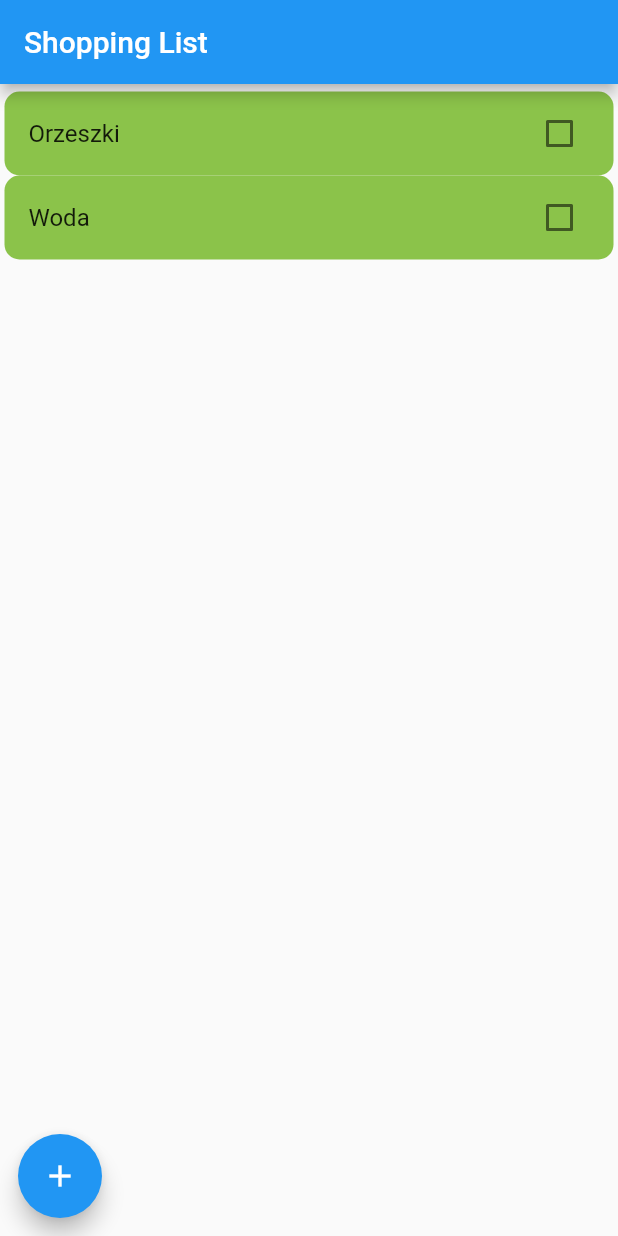
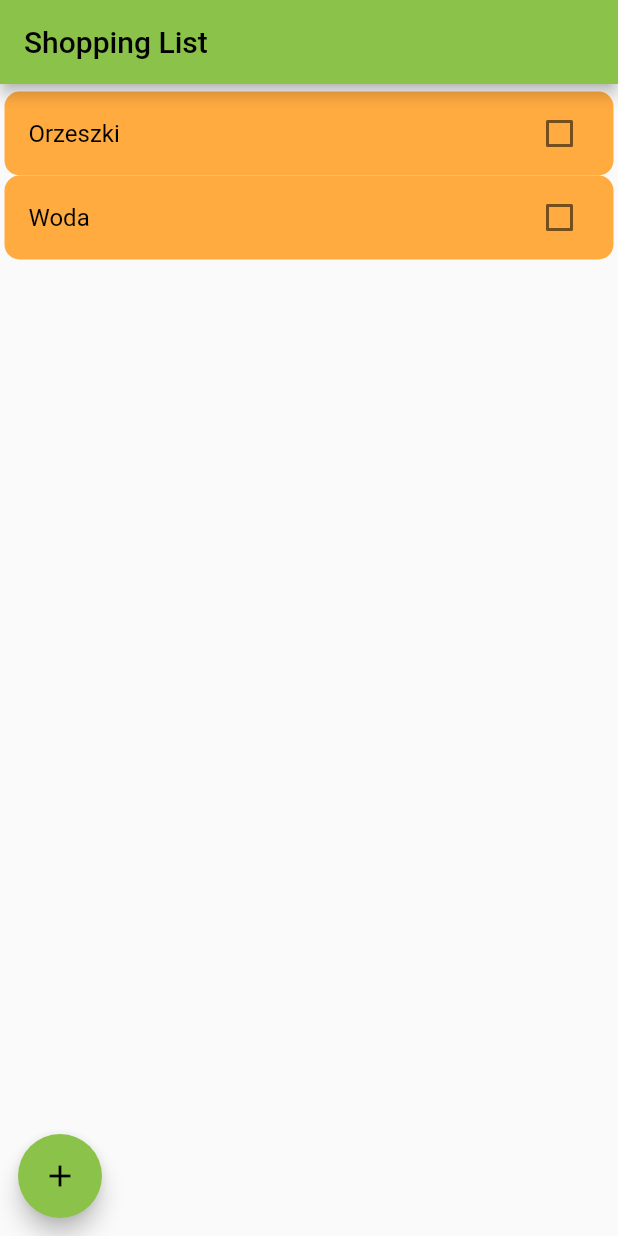
Before and after one commit to pwojnowski/shopping_list, a Flutter app: the screen it shows after launch, on a phone screen of 412 x 824 dp. Run offline on Flutter 3.47's test engine with Material 2 defaults, Android fonts, the phone set to English and light mode, and no system bars.

Commit message:
Add list tile theme

```diff
--- a/lib/main.dart
+++ b/lib/main.dart
@@ -12,7 +12,12 @@ class MyApp extends StatelessWidget {
     return MaterialApp(
       title: 'Shopping List',
       theme: ThemeData(
-        primarySwatch: Colors.blue,
+        primarySwatch: Colors.lightGreen,
+        listTileTheme: const ListTileThemeData(
+          tileColor: Colors.orangeAccent,
+          textColor: Colors.black,
+          iconColor: Colors.white,
+        ),
       ),
       home: const MyHomePage(title: 'Shopping List'),
     );
@@ -92,7 +97,6 @@ class _MyHomePageState extends State<MyHomePage> {
       key: ValueKey(product.name),
       title: Text(product.name),
       shape: RoundedRectangleBorder(borderRadius: BorderRadius.circular(10)),
-      tileColor: Colors.lightGreen,
       value: product.bought,
       onChanged: (value) => setState(() {
         print("checkbox value: $value");
```
